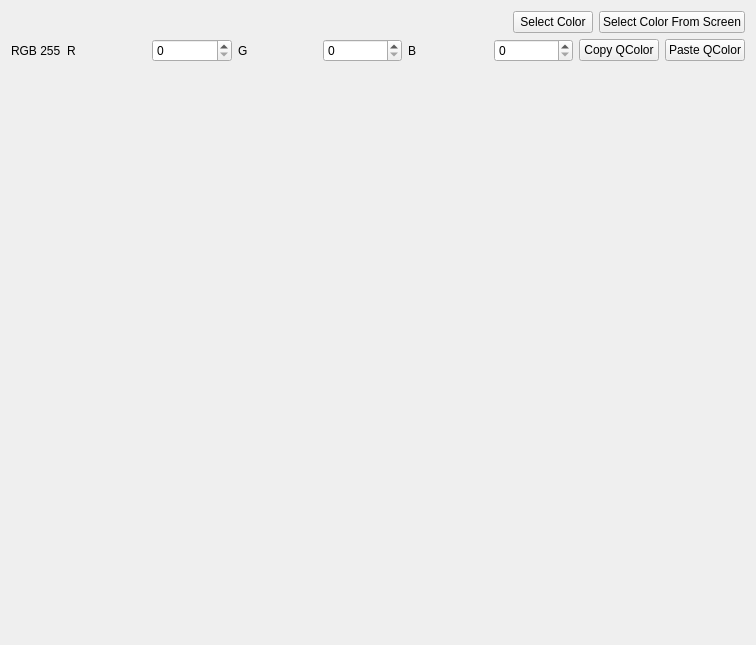
Before: the Qt Designer form src/widgets/colorpicker.ui in N1vn0vem8er/cutetoolbox, drawn with Qt 5.
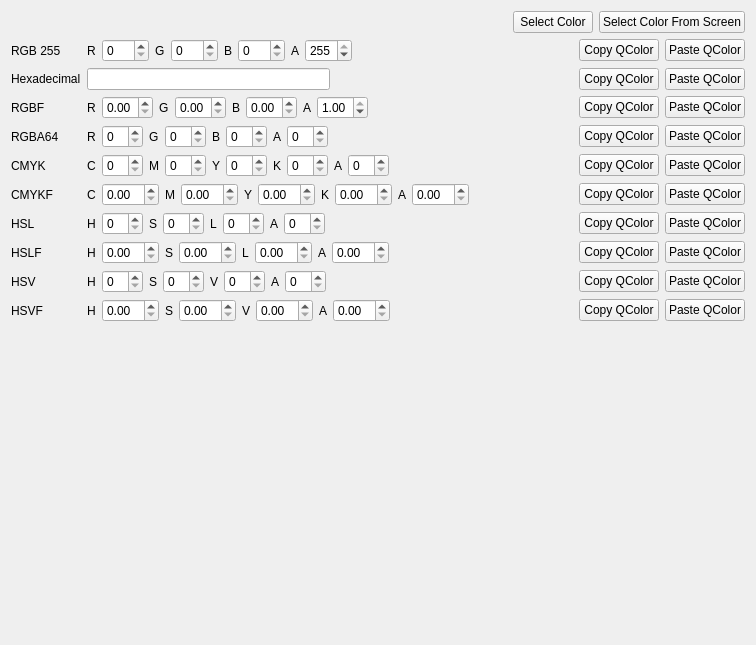
After: the same form once the commit is applied. Icons and pictures are not drawn.

Commit message: Designed ui for colorpicker

Diff of the .ui file:
```diff
--- a/src/widgets/colorpicker.ui
+++ b/src/widgets/colorpicker.ui
@@ -70,7 +70,11 @@
         </widget>
        </item>
        <item>
-        <widget class="QSpinBox" name="red255"/>
+        <widget class="QSpinBox" name="red255">
+         <property name="maximum">
+          <number>255</number>
+         </property>
+        </widget>
        </item>
        <item>
         <widget class="QLabel" name="label_3">
@@ -80,7 +84,11 @@
         </widget>
        </item>
        <item>
-        <widget class="QSpinBox" name="green255"/>
+        <widget class="QSpinBox" name="green255">
+         <property name="maximum">
+          <number>255</number>
+         </property>
+        </widget>
        </item>
        <item>
         <widget class="QLabel" name="label_4">
@@ -90,7 +98,41 @@
         </widget>
        </item>
        <item>
-        <widget class="QSpinBox" name="blue255"/>
+        <widget class="QSpinBox" name="blue255">
+         <property name="maximum">
+          <number>255</number>
+         </property>
+        </widget>
+       </item>
+       <item>
+        <widget class="QLabel" name="label_20">
+         <property name="text">
+          <string>A</string>
+         </property>
+        </widget>
+       </item>
+       <item>
+        <widget class="QSpinBox" name="alpha255">
+         <property name="maximum">
+          <number>255</number>
+         </property>
+         <property name="value">
+          <number>255</number>
+         </property>
+        </widget>
+       </item>
+       <item>
+        <spacer name="horizontalSpacer">
+         <property name="orientation">
+          <enum>Qt::Orientation::Horizontal</enum>
+         </property>
+         <property name="sizeHint" stdset="0">
+          <size>
+           <width>40</width>
+           <height>20</height>
+          </size>
+         </property>
+        </spacer>
        </item>
        <item>
         <widget class="QPushButton" name="copyQColorButton">
@@ -103,6 +145,833 @@
         <widget class="QPushButton" name="pasteQColorButton">
          <property name="text">
           <string>Paste QColor</string>
+         </property>
+         <property name="icon">
+          <iconset theme="QIcon::ThemeIcon::EditPaste"/>
+         </property>
+        </widget>
+       </item>
+      </layout>
+     </item>
+     <item row="1" column="0">
+      <widget class="QLabel" name="label_5">
+       <property name="text">
+        <string>Hexadecimal</string>
+       </property>
+      </widget>
+     </item>
+     <item row="1" column="1">
+      <layout class="QHBoxLayout" name="horizontalLayout_3">
+       <item>
+        <widget class="QLineEdit" name="hexLineEdit"/>
+       </item>
+       <item>
+        <spacer name="horizontalSpacer_2">
+         <property name="orientation">
+          <enum>Qt::Orientation::Horizontal</enum>
+         </property>
+         <property name="sizeHint" stdset="0">
+          <size>
+           <width>40</width>
+           <height>20</height>
+          </size>
+         </property>
+        </spacer>
+       </item>
+       <item>
+        <widget class="QPushButton" name="copyHexButton">
+         <property name="toolTip">
+          <string>Copy as QColor::fromRgb</string>
+         </property>
+         <property name="text">
+          <string>Copy QColor</string>
+         </property>
+         <property name="icon">
+          <iconset theme="QIcon::ThemeIcon::EditCopy"/>
+         </property>
+        </widget>
+       </item>
+       <item>
+        <widget class="QPushButton" name="pasteHexButton">
+         <property name="toolTip">
+          <string>Paste from QColor</string>
+         </property>
+         <property name="text">
+          <string>Paste QColor</string>
+         </property>
+         <property name="icon">
+          <iconset theme="QIcon::ThemeIcon::EditPaste"/>
+         </property>
+        </widget>
+       </item>
+      </layout>
+     </item>
+     <item row="2" column="0">
+      <widget class="QLabel" name="label_6">
+       <property name="text">
+        <string>RGBF</string>
+       </property>
+      </widget>
+     </item>
+     <item row="2" column="1">
+      <layout class="QHBoxLayout" name="horizontalLayout_4">
+       <item>
+        <widget class="QLabel" name="label_12">
+         <property name="text">
+          <string>R</string>
+         </property>
+        </widget>
+       </item>
+       <item>
+        <widget class="QDoubleSpinBox" name="redf">
+         <property name="maximum">
+          <double>1.000000000000000</double>
+         </property>
+         <property name="singleStep">
+          <double>0.000001000000000</double>
+         </property>
+        </widget>
+       </item>
+       <item>
+        <widget class="QLabel" name="label_13">
+         <property name="text">
+          <string>G</string>
+         </property>
+        </widget>
+       </item>
+       <item>
+        <widget class="QDoubleSpinBox" name="greenf">
+         <property name="maximum">
+          <double>1.000000000000000</double>
+         </property>
+         <property name="singleStep">
+          <double>0.000001000000000</double>
+         </property>
+        </widget>
+       </item>
+       <item>
+        <widget class="QLabel" name="label_14">
+         <property name="text">
+          <string>B</string>
+         </property>
+        </widget>
+       </item>
+       <item>
+        <widget class="QDoubleSpinBox" name="bluef">
+         <property name="maximum">
+          <double>1.000000000000000</double>
+         </property>
+         <property name="singleStep">
+          <double>0.000001000000000</double>
+         </property>
+        </widget>
+       </item>
+       <item>
+        <widget class="QLabel" name="label_21">
+         <property name="text">
+          <string>A</string>
+         </property>
+        </widget>
+       </item>
+       <item>
+        <widget class="QDoubleSpinBox" name="alphaf">
+         <property name="maximum">
+          <double>1.000000000000000</double>
+         </property>
+         <property name="singleStep">
+          <double>0.000001000000000</double>
+         </property>
+         <property name="value">
+          <double>1.000000000000000</double>
+         </property>
+        </widget>
+       </item>
+       <item>
+        <spacer name="horizontalSpacer_3">
+         <property name="orientation">
+          <enum>Qt::Orientation::Horizontal</enum>
+         </property>
+         <property name="sizeHint" stdset="0">
+          <size>
+           <width>40</width>
+           <height>20</height>
+          </size>
+         </property>
+        </spacer>
+       </item>
+       <item>
+        <widget class="QPushButton" name="copyRgbfButton">
+         <property name="toolTip">
+          <string>Copy as QColor::fromRgbF</string>
+         </property>
+         <property name="text">
+          <string>Copy QColor</string>
+         </property>
+         <property name="icon">
+          <iconset theme="QIcon::ThemeIcon::EditCopy"/>
+         </property>
+        </widget>
+       </item>
+       <item>
+        <widget class="QPushButton" name="pasteRgbfButton">
+         <property name="toolTip">
+          <string>Paste from QColor</string>
+         </property>
+         <property name="text">
+          <string>Paste QColor</string>
+         </property>
+         <property name="icon">
+          <iconset theme="QIcon::ThemeIcon::EditPaste"/>
+         </property>
+        </widget>
+       </item>
+      </layout>
+     </item>
+     <item row="3" column="0">
+      <widget class="QLabel" name="label_7">
+       <property name="text">
+        <string>RGBA64</string>
+       </property>
+      </widget>
+     </item>
+     <item row="3" column="1">
+      <layout class="QHBoxLayout" name="horizontalLayout_5">
+       <item>
+        <widget class="QLabel" name="label_8">
+         <property name="text">
+          <string>R</string>
+         </property>
+        </widget>
+       </item>
+       <item>
+        <widget class="QSpinBox" name="red64"/>
+       </item>
+       <item>
+        <widget class="QLabel" name="label_9">
+         <property name="text">
+          <string>G</string>
+         </property>
+        </widget>
+       </item>
+       <item>
+        <widget class="QSpinBox" name="green64"/>
+       </item>
+       <item>
+        <widget class="QLabel" name="label_10">
+         <property name="text">
+          <string>B</string>
+         </property>
+        </widget>
+       </item>
+       <item>
+        <widget class="QSpinBox" name="blue64"/>
+       </item>
+       <item>
+        <widget class="QLabel" name="label_11">
+         <property name="text">
+          <string>A</string>
+         </property>
+        </widget>
+       </item>
+       <item>
+        <widget class="QSpinBox" name="alpha64"/>
+       </item>
+       <item>
+        <spacer name="horizontalSpacer_4">
+         <property name="orientation">
+          <enum>Qt::Orientation::Horizontal</enum>
+         </property>
+         <property name="sizeHint" stdset="0">
+          <size>
+           <width>40</width>
+           <height>20</height>
+          </size>
+         </property>
+        </spacer>
+       </item>
+       <item>
+        <widget class="QPushButton" name="copyRgba64Button">
+         <property name="toolTip">
+          <string>Copy as QColor::fromRgb64</string>
+         </property>
+         <property name="text">
+          <string>Copy QColor</string>
+         </property>
+         <property name="icon">
+          <iconset theme="QIcon::ThemeIcon::EditCopy"/>
+         </property>
+        </widget>
+       </item>
+       <item>
+        <widget class="QPushButton" name="pasteRgba64Button">
+         <property name="toolTip">
+          <string>Paste from QColor</string>
+         </property>
+         <property name="text">
+          <string>Paste QColor</string>
+         </property>
+         <property name="icon">
+          <iconset theme="QIcon::ThemeIcon::EditPaste"/>
+         </property>
+        </widget>
+       </item>
+      </layout>
+     </item>
+     <item row="4" column="0">
+      <widget class="QLabel" name="label_15">
+       <property name="text">
+        <string>CMYK</string>
+       </property>
+      </widget>
+     </item>
+     <item row="4" column="1">
+      <layout class="QHBoxLayout" name="horizontalLayout_6">
+       <item>
+        <widget class="QLabel" name="label_16">
+         <property name="text">
+          <string>C</string>
+         </property>
+        </widget>
+       </item>
+       <item>
+        <widget class="QSpinBox" name="spinBox_5"/>
+       </item>
+       <item>
+        <widget class="QLabel" name="label_17">
+         <property name="text">
+          <string>M</string>
+         </property>
+        </widget>
+       </item>
+       <item>
+        <widget class="QSpinBox" name="spinBox_6"/>
+       </item>
+       <item>
+        <widget class="QLabel" name="label_18">
+         <property name="text">
+          <string>Y</string>
+         </property>
+        </widget>
+       </item>
+       <item>
+        <widget class="QSpinBox" name="spinBox_7"/>
+       </item>
+       <item>
+        <widget class="QLabel" name="label_19">
+         <property name="text">
+          <string>K</string>
+         </property>
+        </widget>
+       </item>
+       <item>
+        <widget class="QSpinBox" name="spinBox_8"/>
+       </item>
+       <item>
+        <widget class="QLabel" name="label_22">
+         <property name="text">
+          <string>A</string>
+         </property>
+        </widget>
+       </item>
+       <item>
+        <widget class="QSpinBox" name="spinBox_10"/>
+       </item>
+       <item>
+        <spacer name="horizontalSpacer_5">
+         <property name="orientation">
+          <enum>Qt::Orientation::Horizontal</enum>
+         </property>
+         <property name="sizeHint" stdset="0">
+          <size>
+           <width>40</width>
+           <height>20</height>
+          </size>
+         </property>
+        </spacer>
+       </item>
+       <item>
+        <widget class="QPushButton" name="copyCmykButton">
+         <property name="toolTip">
+          <string>Copy as QColor::fromCmyk</string>
+         </property>
+         <property name="text">
+          <string>Copy QColor</string>
+         </property>
+         <property name="icon">
+          <iconset theme="QIcon::ThemeIcon::EditCopy"/>
+         </property>
+        </widget>
+       </item>
+       <item>
+        <widget class="QPushButton" name="pasteCmykButton">
+         <property name="toolTip">
+          <string>Paste from QColor</string>
+         </property>
+         <property name="text">
+          <string>Paste QColor</string>
+         </property>
+         <property name="icon">
+          <iconset theme="QIcon::ThemeIcon::EditPaste"/>
+         </property>
+        </widget>
+       </item>
+      </layout>
+     </item>
+     <item row="5" column="0">
+      <widget class="QLabel" name="label_23">
+       <property name="text">
+        <string>CMYKF</string>
+       </property>
+      </widget>
+     </item>
+     <item row="5" column="1">
+      <layout class="QHBoxLayout" name="horizontalLayout_7">
+       <item>
+        <widget class="QLabel" name="label_28">
+         <property name="text">
+          <string>C</string>
+         </property>
+        </widget>
+       </item>
+       <item>
+        <widget class="QDoubleSpinBox" name="doubleSpinBox"/>
+       </item>
+       <item>
+        <widget class="QLabel" name="label_29">
+         <property name="text">
+          <string>M</string>
+         </property>
+        </widget>
+       </item>
+       <item>
+        <widget class="QDoubleSpinBox" name="doubleSpinBox_2"/>
+       </item>
+       <item>
+        <widget class="QLabel" name="label_30">
+         <property name="text">
+          <string>Y</string>
+         </property>
+        </widget>
+       </item>
+       <item>
+        <widget class="QDoubleSpinBox" name="doubleSpinBox_3"/>
+       </item>
+       <item>
+        <widget class="QLabel" name="label_31">
+         <property name="text">
+          <string>K</string>
+         </property>
+        </widget>
+       </item>
+       <item>
+        <widget class="QDoubleSpinBox" name="doubleSpinBox_4"/>
+       </item>
+       <item>
+        <widget class="QLabel" name="label_32">
+         <property name="text">
+          <string>A</string>
+         </property>
+        </widget>
+       </item>
+       <item>
+        <widget class="QDoubleSpinBox" name="doubleSpinBox_5"/>
+       </item>
+       <item>
+        <spacer name="horizontalSpacer_6">
+         <property name="orientation">
+          <enum>Qt::Orientation::Horizontal</enum>
+         </property>
+         <property name="sizeHint" stdset="0">
+          <size>
+           <width>40</width>
+           <height>20</height>
+          </size>
+         </property>
+        </spacer>
+       </item>
+       <item>
+        <widget class="QPushButton" name="pushButton_2">
+         <property name="toolTip">
+          <string>Copy as QColor::fromCmykF</string>
+         </property>
+         <property name="text">
+          <string>Copy QColor</string>
+         </property>
+         <property name="icon">
+          <iconset theme="QIcon::ThemeIcon::EditCopy"/>
+         </property>
+        </widget>
+       </item>
+       <item>
+        <widget class="QPushButton" name="pushButton">
+         <property name="toolTip">
+          <string>Paste from QColor</string>
+         </property>
+         <property name="text">
+          <string>Paste QColor</string>
+         </property>
+         <property name="icon">
+          <iconset theme="QIcon::ThemeIcon::EditPaste"/>
+         </property>
+        </widget>
+       </item>
+      </layout>
+     </item>
+     <item row="6" column="0">
+      <widget class="QLabel" name="label_24">
+       <property name="text">
+        <string>HSL</string>
+       </property>
+      </widget>
+     </item>
+     <item row="6" column="1">
+      <layout class="QHBoxLayout" name="horizontalLayout_8">
+       <item>
+        <widget class="QLabel" name="label_33">
+         <property name="text">
+          <string>H</string>
+         </property>
+        </widget>
+       </item>
+       <item>
+        <widget class="QSpinBox" name="spinBox"/>
+       </item>
+       <item>
+        <widget class="QLabel" name="label_34">
+         <property name="text">
+          <string>S</string>
+         </property>
+        </widget>
+       </item>
+       <item>
+        <widget class="QSpinBox" name="spinBox_2"/>
+       </item>
+       <item>
+        <widget class="QLabel" name="label_35">
+         <property name="text">
+          <string>L</string>
+         </property>
+        </widget>
+       </item>
+       <item>
+        <widget class="QSpinBox" name="spinBox_3"/>
+       </item>
+       <item>
+        <widget class="QLabel" name="label_36">
+         <property name="text">
+          <string>A</string>
+         </property>
+        </widget>
+       </item>
+       <item>
+        <widget class="QSpinBox" name="spinBox_4"/>
+       </item>
+       <item>
+        <spacer name="horizontalSpacer_7">
+         <property name="orientation">
+          <enum>Qt::Orientation::Horizontal</enum>
+         </property>
+         <property name="sizeHint" stdset="0">
+          <size>
+           <width>40</width>
+           <height>20</height>
+          </size>
+         </property>
+        </spacer>
+       </item>
+       <item>
+        <widget class="QPushButton" name="pushButton_4">
+         <property name="toolTip">
+          <string>Copy as QColor::fromHsl</string>
+         </property>
+         <property name="text">
+          <string>Copy QColor</string>
+         </property>
+         <property name="icon">
+          <iconset theme="QIcon::ThemeIcon::EditCopy"/>
+         </property>
+        </widget>
+       </item>
+       <item>
+        <widget class="QPushButton" name="pushButton_3">
+         <property name="toolTip">
+          <string>Paste from QColor</string>
+         </property>
+         <property name="text">
+          <string>Paste QColor</string>
+         </property>
+         <property name="icon">
+          <iconset theme="QIcon::ThemeIcon::EditPaste"/>
+         </property>
+        </widget>
+       </item>
+      </layout>
+     </item>
+     <item row="7" column="0">
+      <widget class="QLabel" name="label_25">
+       <property name="text">
+        <string>HSLF</string>
+       </property>
+      </widget>
+     </item>
+     <item row="7" column="1">
+      <layout class="QHBoxLayout" name="horizontalLayout_9">
+       <item>
+        <widget class="QLabel" name="label_37">
+         <property name="text">
+          <string>H</string>
+         </property>
+        </widget>
+       </item>
+       <item>
+        <widget class="QDoubleSpinBox" name="doubleSpinBox_6"/>
+       </item>
+       <item>
+        <widget class="QLabel" name="label_38">
+         <property name="text">
+          <string>S</string>
+         </property>
+        </widget>
+       </item>
+       <item>
+        <widget class="QDoubleSpinBox" name="doubleSpinBox_7"/>
+       </item>
+       <item>
+        <widget class="QLabel" name="label_39">
+         <property name="text">
+          <string>L</string>
+         </property>
+        </widget>
+       </item>
+       <item>
+        <widget class="QDoubleSpinBox" name="doubleSpinBox_8"/>
+       </item>
+       <item>
+        <widget class="QLabel" name="label_40">
+         <property name="text">
+          <string>A</string>
+         </property>
+        </widget>
+       </item>
+       <item>
+        <widget class="QDoubleSpinBox" name="doubleSpinBox_9"/>
+       </item>
+       <item>
+        <spacer name="horizontalSpacer_10">
+         <property name="orientation">
+          <enum>Qt::Orientation::Horizontal</enum>
+         </property>
+         <property name="sizeHint" stdset="0">
+          <size>
+           <width>40</width>
+           <height>20</height>
+          </size>
+         </property>
+        </spacer>
+       </item>
+       <item>
+        <widget class="QPushButton" name="pushButton_6">
+         <property name="toolTip">
+          <string>Copy as QColor::fromHslF</string>
+         </property>
+         <property name="text">
+          <string>Copy QColor</string>
+         </property>
+         <property name="icon">
+          <iconset theme="QIcon::ThemeIcon::EditCopy"/>
+         </property>
+        </widget>
+       </item>
+       <item>
+        <widget class="QPushButton" name="pushButton_5">
+         <property name="toolTip">
+          <string>Paste from QColor</string>
+         </property>
+         <property name="text">
+          <string>Paste QColor</string>
+         </property>
+         <property name="icon">
+          <iconset theme="QIcon::ThemeIcon::EditPaste"/>
+         </property>
+        </widget>
+       </item>
+      </layout>
+     </item>
+     <item row="8" column="0">
+      <widget class="QLabel" name="label_26">
+       <property name="text">
+        <string>HSV</string>
+       </property>
+      </widget>
+     </item>
+     <item row="8" column="1">
+      <layout class="QHBoxLayout" name="horizontalLayout_10">
+       <item>
+        <widget class="QLabel" name="label_41">
+         <property name="text">
+          <string>H</string>
+         </property>
+        </widget>
+       </item>
+       <item>
+        <widget class="QSpinBox" name="spinBox_9"/>
+       </item>
+       <item>
+        <widget class="QLabel" name="label_42">
+         <property name="text">
+          <string>S</string>
+         </property>
+        </widget>
+       </item>
+       <item>
+        <widget class="QSpinBox" name="spinBox_11"/>
+       </item>
+       <item>
+        <widget class="QLabel" name="label_43">
+         <property name="text">
+          <string>V</string>
+         </property>
+        </widget>
+       </item>
+       <item>
+        <widget class="QSpinBox" name="spinBox_12"/>
+       </item>
+       <item>
+        <widget class="QLabel" name="label_44">
+         <property name="text">
+          <string>A</string>
+         </property>
+        </widget>
+       </item>
+       <item>
+        <widget class="QSpinBox" name="spinBox_13"/>
+       </item>
+       <item>
+        <spacer name="horizontalSpacer_8">
+         <property name="orientation">
+          <enum>Qt::Orientation::Horizontal</enum>
+         </property>
+         <property name="sizeHint" stdset="0">
+          <size>
+           <width>40</width>
+           <height>20</height>
+          </size>
+         </property>
+        </spacer>
+       </item>
+       <item>
+        <widget class="QPushButton" name="pushButton_8">
+         <property name="toolTip">
+          <string>Copy as QColor::fromHsv</string>
+         </property>
+         <property name="text">
+          <string>Copy QColor</string>
+         </property>
+         <property name="icon">
+          <iconset theme="QIcon::ThemeIcon::EditCopy"/>
+         </property>
+        </widget>
+       </item>
+       <item>
+        <widget class="QPushButton" name="pushButton_7">
+         <property name="toolTip">
+          <string>Paste from QColor</string>
+         </property>
+         <property name="text">
+          <string>Paste QColor</string>
+         </property>
+         <property name="icon">
+          <iconset theme="QIcon::ThemeIcon::EditPaste"/>
+         </property>
+        </widget>
+       </item>
+      </layout>
+     </item>
+     <item row="9" column="0">
+      <widget class="QLabel" name="label_27">
+       <property name="text">
+        <string>HSVF</string>
+       </property>
+      </widget>
+     </item>
+     <item row="9" column="1">
+      <layout class="QHBoxLayout" name="horizontalLayout_11">
+       <item>
+        <widget class="QLabel" name="label_45">
+         <property name="text">
+          <string>H</string>
+         </property>
+        </widget>
+       </item>
+       <item>
+        <widget class="QDoubleSpinBox" name="doubleSpinBox_10"/>
+       </item>
+       <item>
+        <widget class="QLabel" name="label_46">
+         <property name="text">
+          <string>S</string>
+         </property>
+        </widget>
+       </item>
+       <item>
+        <widget class="QDoubleSpinBox" name="doubleSpinBox_11"/>
+       </item>
+       <item>
+        <widget class="QLabel" name="label_47">
+         <property name="text">
+          <string>V</string>
+         </property>
+        </widget>
+       </item>
+       <item>
+        <widget class="QDoubleSpinBox" name="doubleSpinBox_12"/>
+       </item>
+       <item>
+        <widget class="QLabel" name="label_48">
+         <property name="text">
+          <string>A</string>
+         </property>
+        </widget>
+       </item>
+       <item>
+        <widget class="QDoubleSpinBox" name="doubleSpinBox_13"/>
+       </item>
+       <item>
+        <spacer name="horizontalSpacer_9">
+         <property name="orientation">
+          <enum>Qt::Orientation::Horizontal</enum>
+         </property>
+         <property name="sizeHint" stdset="0">
+          <size>
+           <width>40</width>
+           <height>20</height>
+          </size>
+         </property>
+        </spacer>
+       </item>
+       <item>
+        <widget class="QPushButton" name="pushButton_10">
+         <property name="toolTip">
+          <string>Copy as QColor::fromHsvF</string>
+         </property>
+         <property name="text">
+          <string>Copy QColor</string>
+         </property>
+         <property name="icon">
+          <iconset theme="QIcon::ThemeIcon::EditCopy"/>
+         </property>
+        </widget>
+       </item>
+       <item>
+        <widget class="QPushButton" name="pushButton_9">
+         <property name="toolTip">
+          <string>Paste from QColor</string>
+         </property>
+         <property name="text">
+          <string>Paste QColor</string>
+         </property>
+         <property name="icon">
+          <iconset theme="QIcon::ThemeIcon::EditPaste"/>
          </property>
         </widget>
        </item>
```
Left out of the diff: 9 changed lines with no effect on the pictures. The commit also changes 1 other file.
